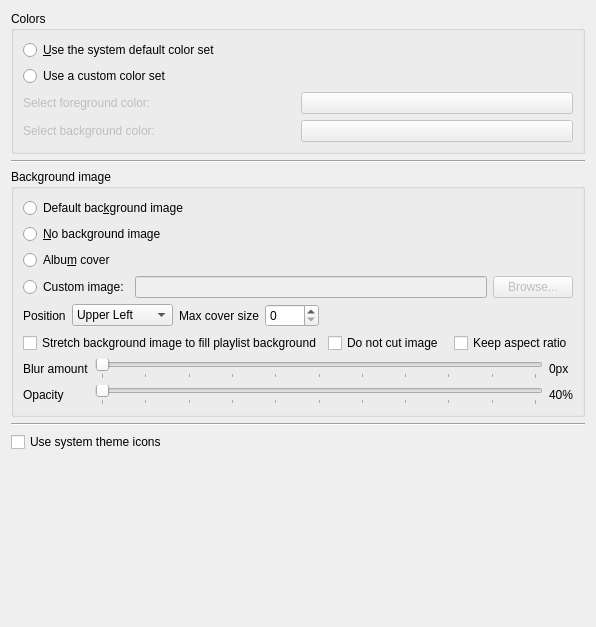
First picture: the form in src/settings/appearancesettingspage.ui, repository strawberrymusicplayer/strawberry, before the edit.
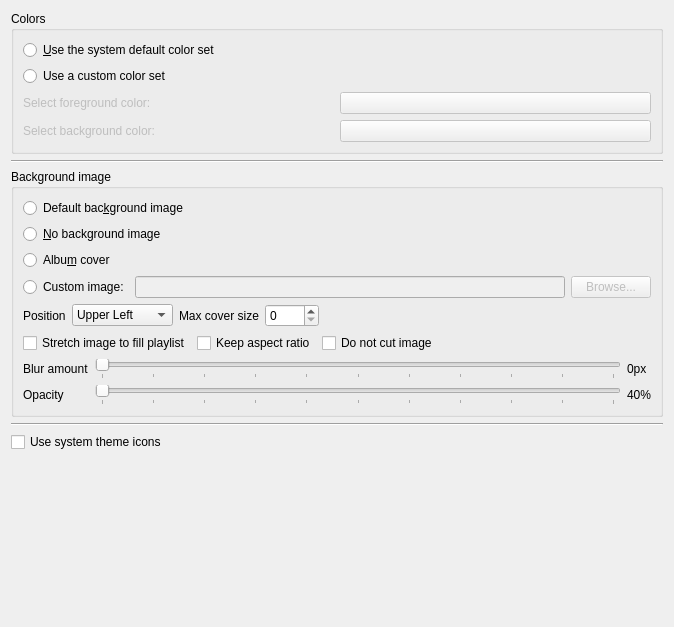
Second picture: the form after the edit.

Commit message:
Tweak the background image settings a bit
- Disable "do not cut" option when keep aspect ratio is unchecked
- Shorten text and add spacer to widget

Patch:
```diff
--- a/src/settings/appearancesettingspage.ui
+++ b/src/settings/appearancesettingspage.ui
@@ -6,7 +6,7 @@
    <rect>
     <x>0</x>
     <y>0</y>
-    <width>596</width>
+    <width>674</width>
     <height>627</height>
    </rect>
   </property>
@@ -264,14 +264,7 @@
             <item>
              <widget class="QCheckBox" name="checkbox_background_image_stretch">
               <property name="text">
-               <string>Stretch background image to fill playlist background</string>
-              </property>
-             </widget>
-            </item>
-            <item>
-             <widget class="QCheckBox" name="checkbox_background_image_do_not_cut">
-              <property name="text">
-               <string>Do not cut image</string>
+               <string>Stretch image to fill playlist</string>
               </property>
              </widget>
             </item>
@@ -282,6 +275,26 @@
               </property>
              </widget>
             </item>
+            <item>
+             <widget class="QCheckBox" name="checkbox_background_image_do_not_cut">
+              <property name="text">
+               <string>Do not cut image</string>
+              </property>
+             </widget>
+            </item>
+            <item>
+             <spacer name="spacer_background_image_stretch">
+              <property name="orientation">
+               <enum>Qt::Horizontal</enum>
+              </property>
+              <property name="sizeHint" stdset="0">
+               <size>
+                <width>40</width>
+                <height>20</height>
+               </size>
+              </property>
+             </spacer>
+            </item>
            </layout>
           </widget>
          </item>
```
The commit also changes 1 other file.
